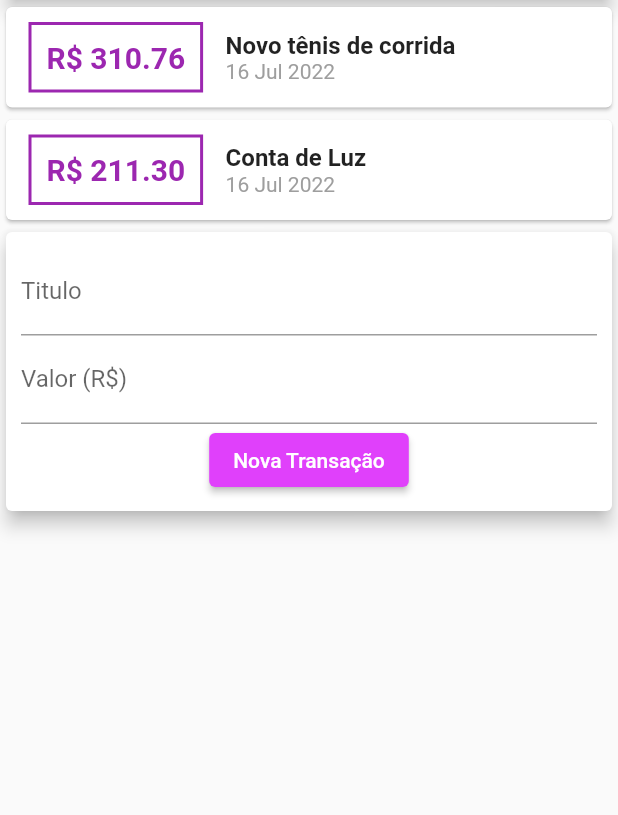
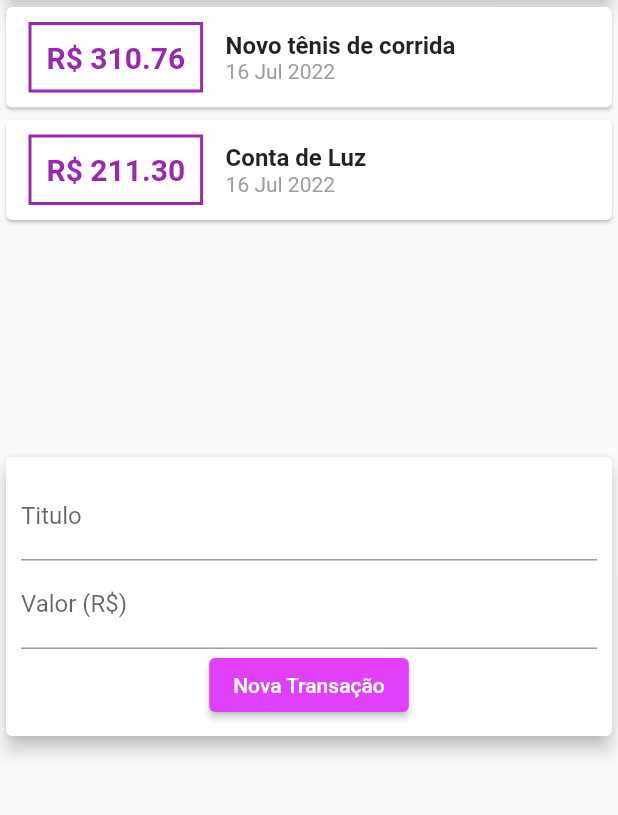
Before and after one commit to LuizRoberto18/ExpensesApp, a Flutter app: the screen it shows after launch, on a phone screen of 412 x 824 dp, the part 119-934 px from its top. Run offline on Flutter 3.47's test engine with Material 2 defaults, Android fonts, the phone set to English and light mode, and no system bars.

Commit message:
usando ListView.builder e SingleScrollView para exibir Lista de despesas e criando função para validar e submeter os dados da despesa

```diff
--- a/lib/components/transaction_list.dart
+++ b/lib/components/transaction_list.dart
@@ -9,8 +9,12 @@ class TransactionList extends StatelessWidget {
 
   @override
   Widget build(BuildContext context) {
-    return Column(
-      children: transactions.map((tr) {
+    return Container(
+      height: 300,
+      child: ListView.builder(
+        itemCount: transactions.length,
+        itemBuilder: (ctx, index) {
+          final tr = transactions[index];
           return Card(
             child: Row(
               children: [
@@ -54,7 +58,8 @@ class TransactionList extends StatelessWidget {
               ],
             ),
           );
-      }).toList(),
+        },
+      ),
     );
   }
 }
--- a/lib/main.dart
+++ b/lib/main.dart
@@ -23,7 +23,8 @@ class MyHomePage extends StatelessWidget {
       appBar: AppBar(
         title: const Text("Despesas Pessoais"),
       ),
-      body: Column(
+      body: SingleChildScrollView(
+        child: Column(
           crossAxisAlignment: CrossAxisAlignment.stretch,
           children: [
             Container(
@@ -37,6 +38,7 @@ class MyHomePage extends StatelessWidget {
             TransactionUser(),
           ],
         ),
+      ),
     );
   }
 }
```
Also changed, not shown: lib/components/transaction_form.dart (+17 -5 lines). Lines whose indentation alone changed are shown as unchanged.
